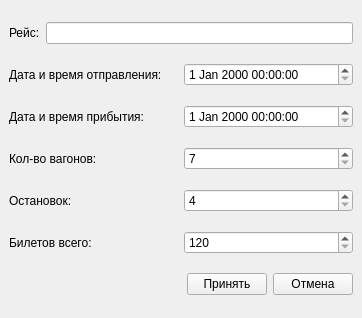
Before: the Qt Designer form tripeditform.ui in VladRoven/Qt-project-railway-station, drawn with Qt 5.
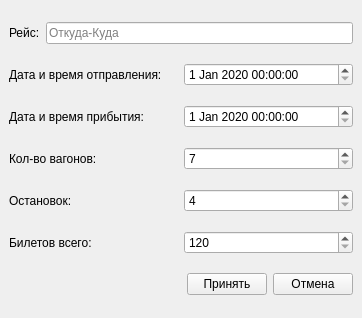
After: the same form once the commit is applied.

Patch:
```diff
--- a/tripeditform.ui
+++ b/tripeditform.ui
@@ -25,7 +25,11 @@
        </widget>
       </item>
       <item>
-       <widget class="QLineEdit" name="trip_name"/>
+       <widget class="QLineEdit" name="trip_name">
+        <property name="placeholderText">
+         <string>Откуда-Куда</string>
+        </property>
+       </widget>
       </item>
      </layout>
     </item>
@@ -39,7 +43,28 @@
        </widget>
       </item>
       <item>
-       <widget class="QDateTimeEdit" name="date_from"/>
+       <widget class="QDateTimeEdit" name="date_from">
+        <property name="dateTime">
+         <datetime>
+          <hour>0</hour>
+          <minute>0</minute>
+          <second>0</second>
+          <year>2020</year>
+          <month>1</month>
+          <day>1</day>
+         </datetime>
+        </property>
+        <property name="minimumDateTime">
+         <datetime>
+          <hour>0</hour>
+          <minute>0</minute>
+          <second>0</second>
+          <year>2020</year>
+          <month>1</month>
+          <day>1</day>
+         </datetime>
+        </property>
+       </widget>
       </item>
      </layout>
     </item>
@@ -53,7 +78,28 @@
        </widget>
       </item>
       <item>
-       <widget class="QDateTimeEdit" name="date_to"/>
+       <widget class="QDateTimeEdit" name="date_to">
+        <property name="dateTime">
+         <datetime>
+          <hour>0</hour>
+          <minute>0</minute>
+          <second>0</second>
+          <year>2020</year>
+          <month>1</month>
+          <day>1</day>
+         </datetime>
+        </property>
+        <property name="minimumDateTime">
+         <datetime>
+          <hour>0</hour>
+          <minute>0</minute>
+          <second>0</second>
+          <year>2020</year>
+          <month>1</month>
+          <day>1</day>
+         </datetime>
+        </property>
+       </widget>
       </item>
      </layout>
     </item>
```
